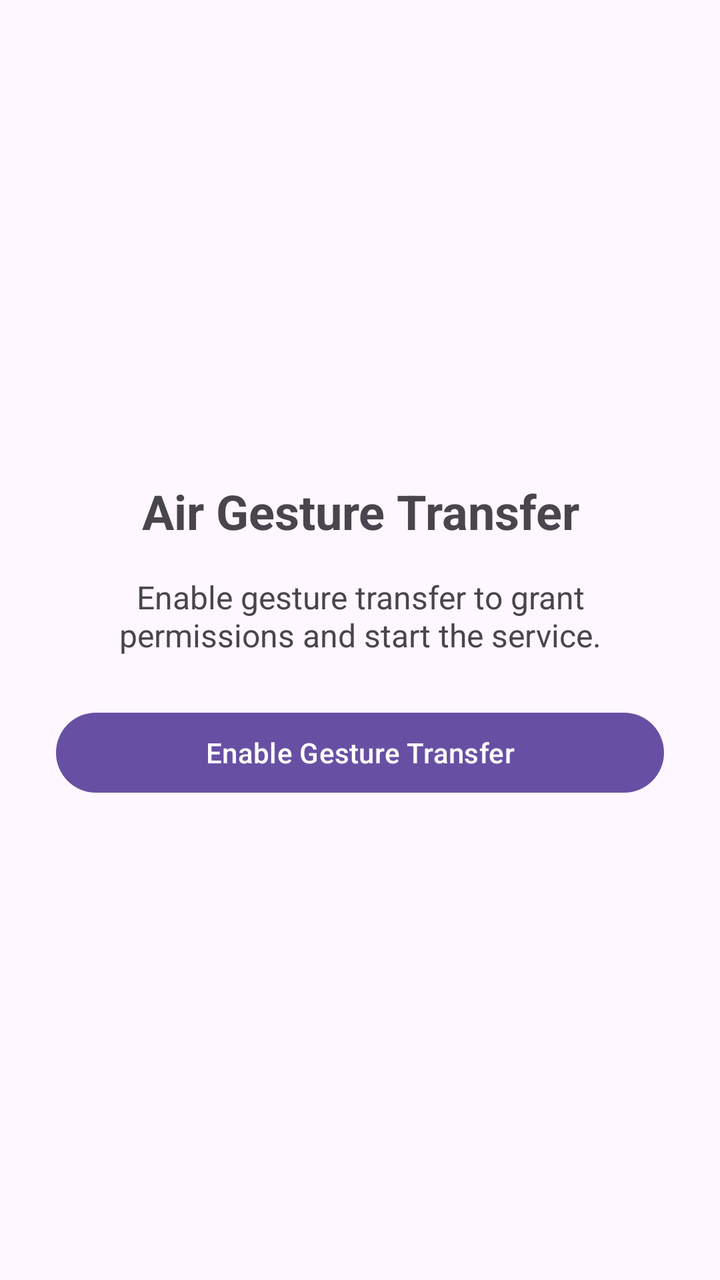
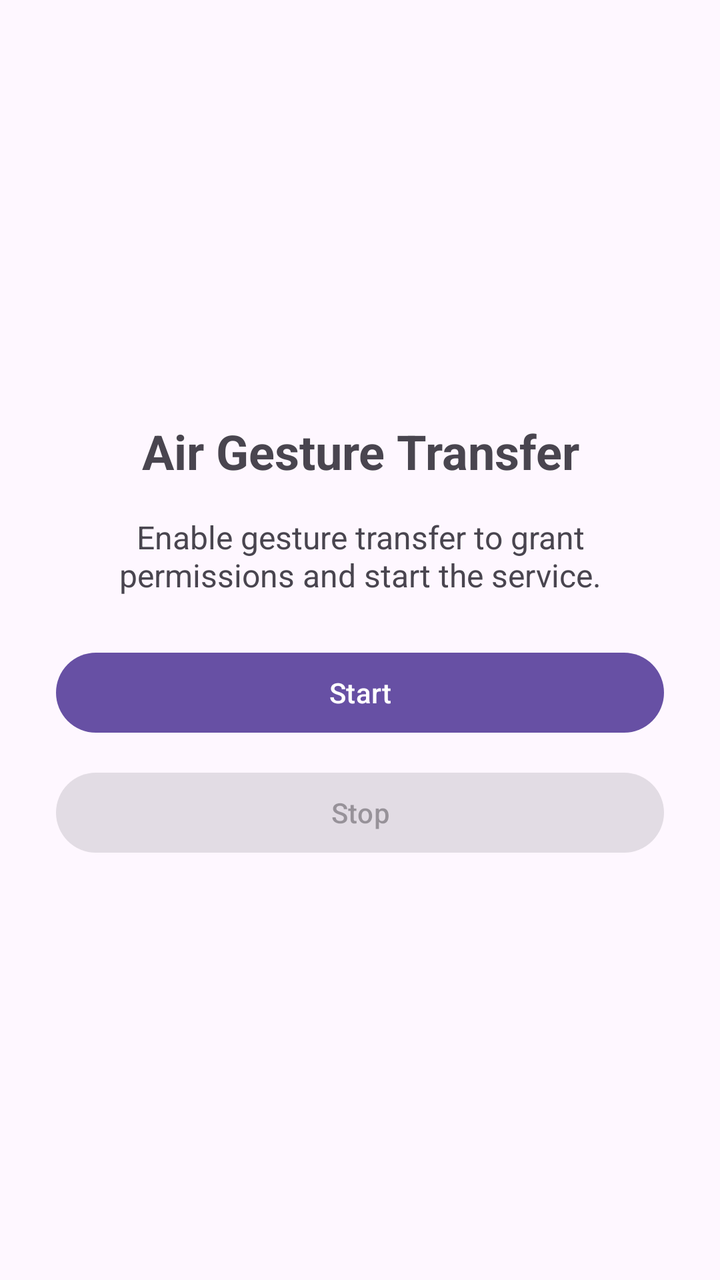

Two renders of the same Android screen: before a commit and after it. Below are the layout's source before the change and the commit's diff.
<!-- AndroidManifest.xml: application theme Theme.MyApplication -->
<!-- res/layout/activity_main.xml -->
<?xml version="1.0" encoding="utf-8"?>
<LinearLayout xmlns:android="http://schemas.android.com/apk/res/android"
    android:layout_width="match_parent"
    android:layout_height="match_parent"
    android:gravity="center"
    android:orientation="vertical"
    android:padding="28dp">

    <TextView
        android:layout_width="match_parent"
        android:layout_height="wrap_content"
        android:gravity="center"
        android:text="Air Gesture Transfer"
        android:textSize="24sp"
        android:textStyle="bold" />

    <TextView
        android:id="@+id/transferStatus"
        android:layout_width="match_parent"
        android:layout_height="wrap_content"
        android:layout_marginTop="16dp"
        android:gravity="center"
        android:text="Enable gesture transfer to grant permissions and start the service."
        android:textSize="16sp" />

    <Button
        android:id="@+id/btnEnableAirTransfer"
        android:layout_width="match_parent"
        android:layout_height="wrap_content"
        android:layout_marginTop="24dp"
        android:text="Enable Gesture Transfer" />

</LinearLayout>
<!-- resources referenced by this layout -->
<resources>
  <style name="Theme.MyApplication" parent="Base.Theme.MyApplication" />
  <style name="Base.Theme.MyApplication" parent="Theme.Material3.DayNight.NoActionBar">
          
          
      </style>
</resources>

<!-- the commit's change to res/layout/activity_main.xml (unified diff, before → after) -->
@@ -24,10 +24,18 @@
         android:textSize="16sp" />
 
     <Button
-        android:id="@+id/btnEnableAirTransfer"
+        android:id="@+id/btnStartAirTransfer"
         android:layout_width="match_parent"
         android:layout_height="wrap_content"
         android:layout_marginTop="24dp"
-        android:text="Enable Gesture Transfer" />
+        android:text="Start" />
+
+    <Button
+        android:id="@+id/btnStopAirTransfer"
+        android:layout_width="match_parent"
+        android:layout_height="wrap_content"
+        android:layout_marginTop="12dp"
+        android:enabled="false"
+        android:text="Stop" />
 
 </LinearLayout>
